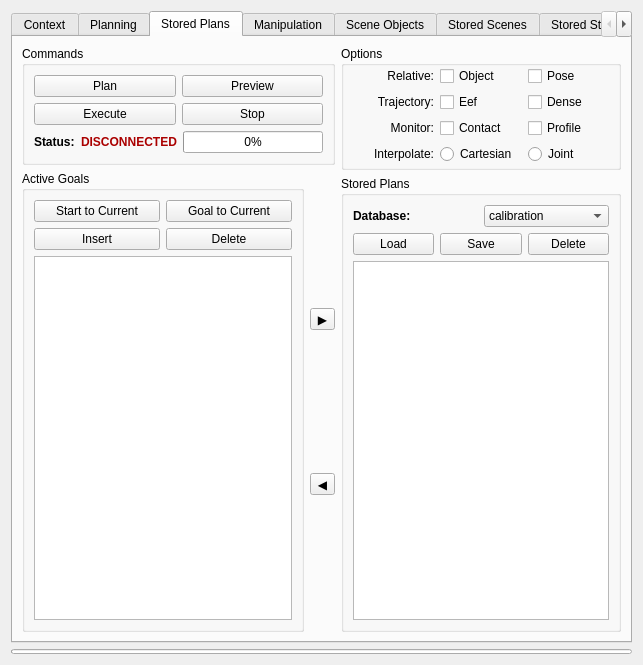
First picture: the form in visualization/motion_planning_rviz_plugin/src/ui/motion_planning_rviz_plugin_frame.ui, repository ehuang3/moveit_ros, before the edit.
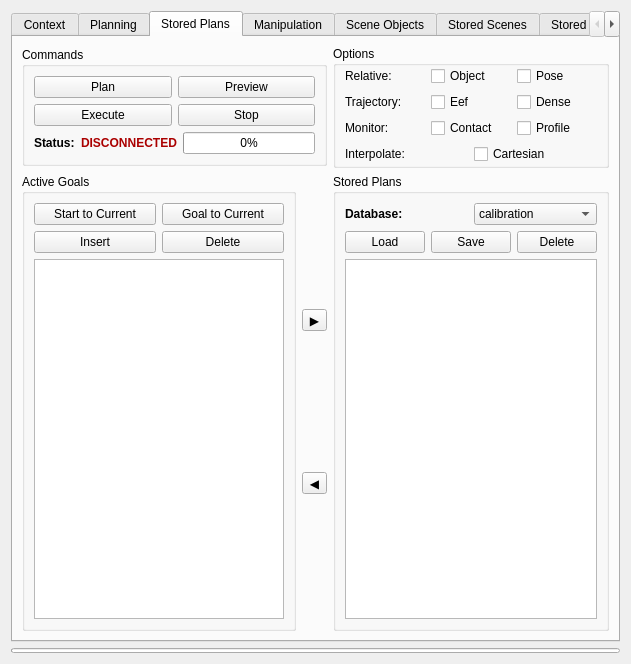
Second picture: the form after the edit.

What changed in the file:
```diff
--- a/visualization/motion_planning_rviz_plugin/src/ui/motion_planning_rviz_plugin_frame.ui
+++ b/visualization/motion_planning_rviz_plugin/src/ui/motion_planning_rviz_plugin_frame.ui
@@ -6,8 +6,8 @@
    <rect>
     <x>0</x>
     <y>0</y>
-    <width>643</width>
-    <height>665</height>
+    <width>631</width>
+    <height>664</height>
    </rect>
   </property>
   <property name="windowTitle">
@@ -702,10 +702,10 @@
        <string>Stored Plans</string>
       </attribute>
       <layout class="QGridLayout" name="gridLayout_19">
-       <item row="0" column="0" rowspan="4">
+       <item row="0" column="0" rowspan="2">
         <layout class="QGridLayout" name="gridLayout_22">
          <property name="verticalSpacing">
-          <number>-1</number>
+          <number>6</number>
          </property>
          <item row="1" column="0">
           <widget class="QGroupBox" name="groupBox_18">
@@ -972,18 +972,14 @@
            </layout>
           </widget>
          </item>
-        </layout>
-       </item>
-       <item row="0" column="1" rowspan="4" colspan="2">
-        <layout class="QGridLayout" name="gridLayout_23">
-         <item row="0" column="0">
+         <item row="0" column="2">
           <widget class="QGroupBox" name="groupBox_20">
            <property name="title">
             <string>Options</string>
            </property>
            <layout class="QVBoxLayout" name="verticalLayout_13">
             <property name="spacing">
-             <number>-1</number>
+             <number>6</number>
             </property>
             <property name="leftMargin">
              <number>9</number>
@@ -992,7 +988,7 @@
              <number>0</number>
             </property>
             <property name="bottomMargin">
-             <number>3</number>
+             <number>1</number>
             </property>
             <item>
              <layout class="QHBoxLayout" name="horizontalLayout_19">
@@ -1015,15 +1011,27 @@
                  <string>Relative:</string>
                 </property>
                 <property name="alignment">
-                 <set>Qt::AlignRight|Qt::AlignTrailing|Qt::AlignVCenter</set>
+                 <set>Qt::AlignLeading|Qt::AlignLeft|Qt::AlignVCenter</set>
                 </property>
                </widget>
               </item>
               <item>
-               <widget class="QCheckBox" name="checkBox_5">
+               <widget class="QCheckBox" name="relative_to_object_checkbox">
+                <property name="enabled">
+                 <bool>true</bool>
+                </property>
                 <property name="text">
                  <string>Object</string>
                 </property>
+                <property name="checkable">
+                 <bool>true</bool>
+                </property>
+                <property name="checked">
+                 <bool>false</bool>
+                </property>
+                <property name="tristate">
+                 <bool>true</bool>
+                </property>
                </widget>
               </item>
               <item>
@@ -1063,7 +1071,7 @@
                  <string>Trajectory:</string>
                 </property>
                 <property name="alignment">
-                 <set>Qt::AlignRight|Qt::AlignTrailing|Qt::AlignVCenter</set>
+                 <set>Qt::AlignLeading|Qt::AlignLeft|Qt::AlignVCenter</set>
                 </property>
                </widget>
               </item>
@@ -1086,7 +1094,7 @@
             <item>
              <layout class="QHBoxLayout" name="horizontalLayout_16">
               <property name="spacing">
-               <number>-1</number>
+               <number>6</number>
               </property>
               <item>
                <widget class="QLabel" name="label_20">
@@ -1105,12 +1113,12 @@
                  <string>Monitor:</string>
                 </property>
                 <property name="alignment">
-                 <set>Qt::AlignRight|Qt::AlignTrailing|Qt::AlignVCenter</set>
+                 <set>Qt::AlignLeading|Qt::AlignLeft|Qt::AlignVCenter</set>
                 </property>
                </widget>
               </item>
               <item>
-               <widget class="QCheckBox" name="checkBox">
+               <widget class="QCheckBox" name="monitor_contact_checkbox">
                 <property name="text">
                  <string>Contact</string>
                 </property>
@@ -1129,6 +1137,12 @@
              <layout class="QHBoxLayout" name="horizontalLayout_21">
               <item>
                <widget class="QLabel" name="label_21">
+                <property name="sizePolicy">
+                 <sizepolicy hsizetype="Preferred" vsizetype="Fixed">
+                  <horstretch>0</horstretch>
+                  <verstretch>0</verstretch>
+                 </sizepolicy>
+                </property>
                 <property name="font">
                  <font>
                   <italic>false</italic>
@@ -1138,21 +1152,26 @@
                  <string>Interpolate:</string>
                 </property>
                 <property name="alignment">
-                 <set>Qt::AlignRight|Qt::AlignTrailing|Qt::AlignVCenter</set>
+                 <set>Qt::AlignLeading|Qt::AlignLeft|Qt::AlignVCenter</set>
                 </property>
                </widget>
               </item>
               <item>
-               <widget class="QRadioButton" name="radioButton_6">
+               <widget class="QCheckBox" name="cartesian_interpolate_checkbox">
+                <property name="sizePolicy">
+                 <sizepolicy hsizetype="Minimum" vsizetype="Fixed">
+                  <horstretch>0</horstretch>
+                  <verstretch>0</verstretch>
+                 </sizepolicy>
+                </property>
                 <property name="text">
                  <string>Cartesian</string>
                 </property>
-               </widget>
-              </item>
-              <item>
-               <widget class="QRadioButton" name="radioButton_7">
-                <property name="text">
-                 <string>Joint</string>
+                <property name="checked">
+                 <bool>false</bool>
+                </property>
+                <property name="tristate">
+                 <bool>true</bool>
                 </property>
                </widget>
               </item>
@@ -1161,7 +1180,7 @@
            </layout>
           </widget>
          </item>
-         <item row="1" column="0">
+         <item row="1" column="2">
           <widget class="QGroupBox" name="groupBox_19">
            <property name="title">
             <string>Stored Plans</string>
```
Left out of the diff: 39 changed lines with no effect on the pictures.
